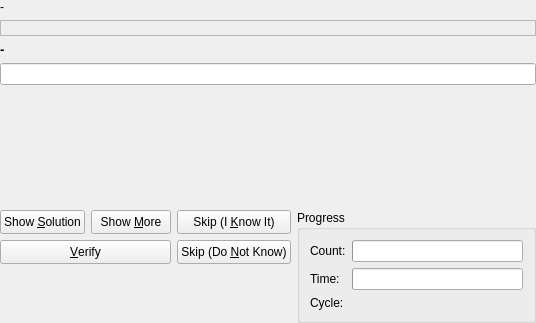
Old version of the form src/practice/SimpleQueryDlgForm.ui in the repository KDE/parley.
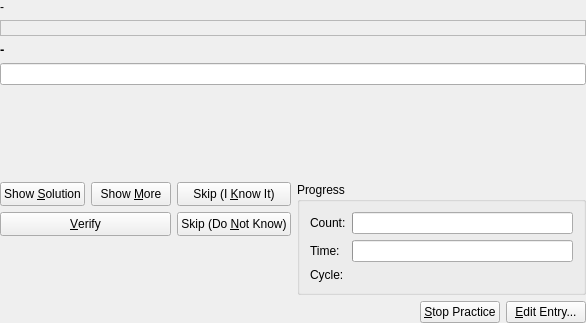
New version of the form.

Commit message: better icons in dialogs and no default buttons so dialog design can be individual (without edit button for example).

What changed in the file:
```diff
--- a/src/practice/SimpleQueryDlgForm.ui
+++ b/src/practice/SimpleQueryDlgForm.ui
@@ -6,7 +6,7 @@
    <rect>
     <x>0</x>
     <y>0</y>
-    <width>536</width>
+    <width>586</width>
     <height>323</height>
    </rect>
   </property>
@@ -332,6 +332,37 @@
        </item>
       </layout>
      </item>
+     <item row="2" column="0" colspan="2" >
+      <layout class="QHBoxLayout" >
+       <item>
+        <spacer>
+         <property name="orientation" >
+          <enum>Qt::Horizontal</enum>
+         </property>
+         <property name="sizeHint" >
+          <size>
+           <width>111</width>
+           <height>20</height>
+          </size>
+         </property>
+        </spacer>
+       </item>
+       <item>
+        <widget class="QPushButton" name="stopPracticeButton" >
+         <property name="text" >
+          <string>&amp;Stop Practice</string>
+         </property>
+        </widget>
+       </item>
+       <item>
+        <widget class="QPushButton" name="editEntryButton" >
+         <property name="text" >
+          <string>&amp;Edit Entry...</string>
+         </property>
+        </widget>
+       </item>
+      </layout>
+     </item>
     </layout>
    </item>
   </layout>
```
The commit also changes 15 other files.
